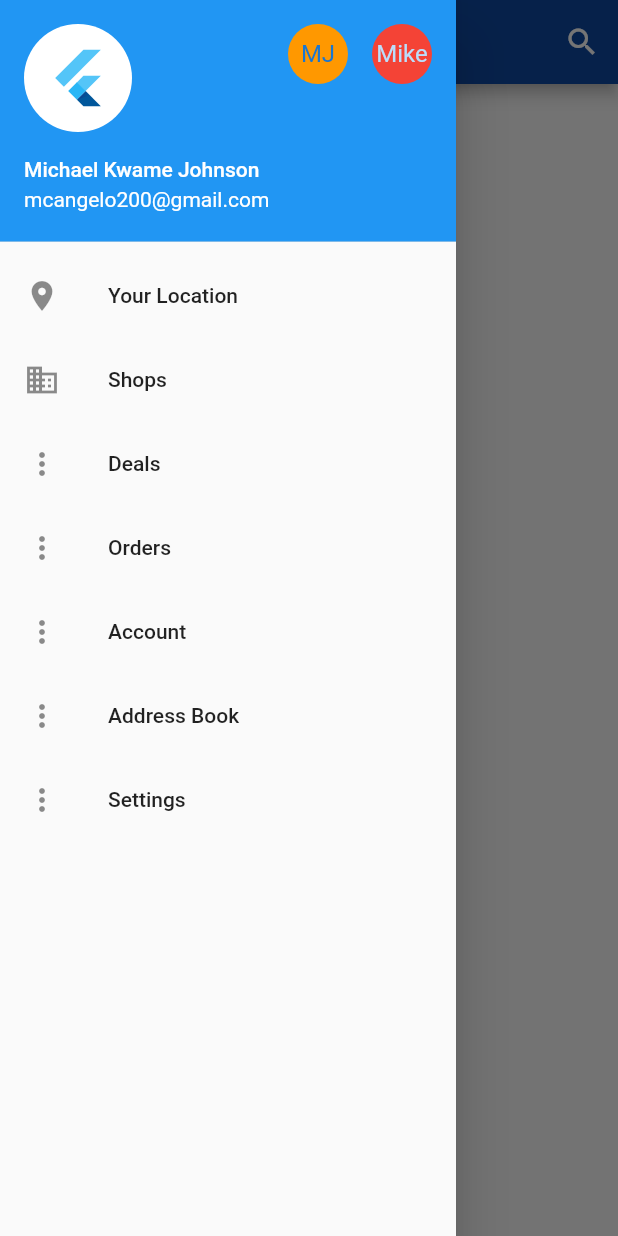
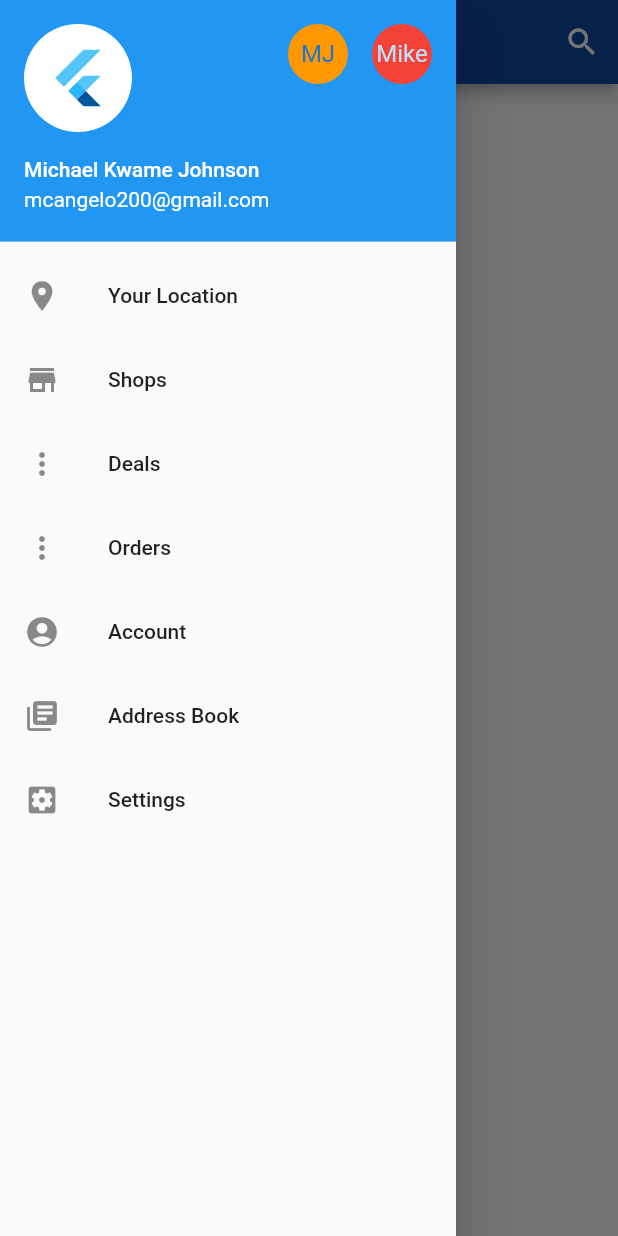
Before and after one commit to McAngelo/urban-market, a Flutter app: the HomeScreen screen opened by its route, with the side drawer open, on a phone screen of 412 x 824 dp. Run offline on Flutter 3.47's test engine with Material 2 defaults, Android fonts, the phone set to English and light mode, and no system bars; our stand-ins replace flutter_swiper, shared_preferences, splashscreen; accounts and stored records are empty.

Commit message:
--worked on adding further icons

```diff
--- a/lib/ui/screens/home_screen.dart
+++ b/lib/ui/screens/home_screen.dart
@@ -34,7 +34,7 @@ class HomeScreen extends  StatelessWidget {
 					onTap: () => Navigator.of(context).push(_NewPage(1)),
 				),
 				ListTile(
-					leading: Icon(Icons.business),
+					leading: Icon(Icons.store),
 					title: Text('Shops'),
 					onTap: () => Navigator.of(context).push(_NewPage(2)),
 				),
@@ -49,17 +49,17 @@ class HomeScreen extends  StatelessWidget {
 					onTap: () => Navigator.of(context).push(_NewPage(1)),
 				),
 				ListTile(
-					leading: Icon(Icons.more_vert),
+					leading: Icon(Icons.account_circle),
 					title: Text('Account'),
 					onTap: () => Navigator.of(context).push(_NewPage(1)),
 				),
 				ListTile(
-					leading: Icon(Icons.more_vert),
+					leading: Icon(Icons.library_books),
 					title: Text('Address Book'),
 					onTap: () => Navigator.of(context).push(_NewPage(1)),
 				),
 				ListTile(
-					leading: Icon(Icons.more_vert),
+					leading: Icon(Icons.settings_applications),
 					title: Text('Settings'),
 					onTap: () => Navigator.of(context).push(_NewPage(1)),
 				),
```
